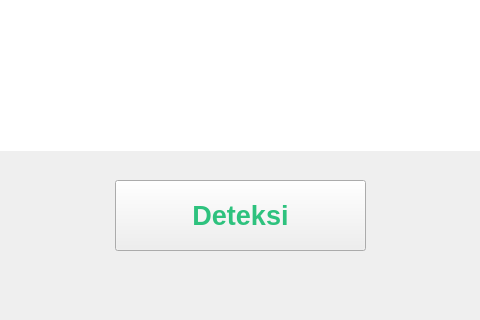
First picture: the form in deteksi.ui, repository faizal2003/guipyside6, before the edit; both pictures show x 265 to 745 and y 280 to 600 of the 1024 by 600 pixel window.
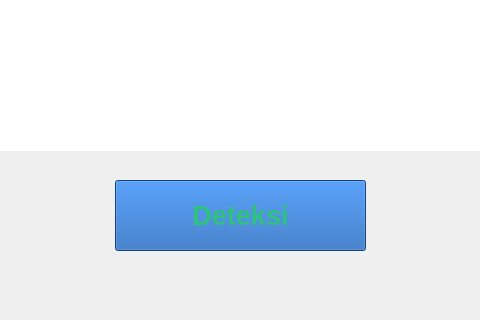
Second picture: the form after the edit. Icons and pictures are not drawn.

The edit to the form file:
```diff
--- a/deteksi.ui
+++ b/deteksi.ui
@@ -62,7 +62,8 @@
      </font>
     </property>
     <property name="styleSheet">
-     <string notr="true">color: rgb(46, 194, 126);</string>
+     <string notr="true">color: rgb(46, 194, 126);
+background-color: rgb(26, 95, 180);</string>
     </property>
     <property name="text">
      <string>Deteksi</string>
```
